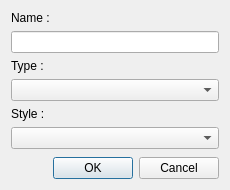
Before: the Qt Designer form src/seteditdialog.ui in mistic100/UMWP-Autochanger, drawn with Qt 5.
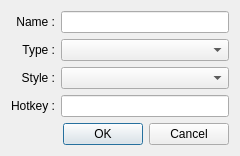
After: the same form once the commit is applied. Custom widgets are drawn as their Qt base class.

Diff of the .ui file:
```diff
--- a/src/seteditdialog.ui
+++ b/src/seteditdialog.ui
@@ -9,45 +9,34 @@
    <rect>
     <x>0</x>
     <y>0</y>
-    <width>230</width>
-    <height>190</height>
+    <width>240</width>
+    <height>151</height>
    </rect>
   </property>
   <property name="windowTitle">
    <string>Properties</string>
   </property>
-  <layout class="QVBoxLayout" name="horizontalLayout">
-   <item>
-    <widget class="QLabel" name="label_1">
-     <property name="text">
-      <string>Name :</string>
-     </property>
-    </widget>
-   </item>
-   <item>
+  <layout class="QGridLayout" name="gridLayout">
+   <item row="1" column="1">
     <widget class="QLineEdit" name="m_poNameInput"/>
    </item>
-   <item>
-    <widget class="QLabel" name="label_2">
-     <property name="text">
-      <string>Type :</string>
-     </property>
-    </widget>
-   </item>
-   <item>
+   <item row="3" column="1">
     <widget class="QComboBox" name="m_poTypeSelect"/>
    </item>
-   <item>
-    <widget class="QLabel" name="label_3">
-     <property name="text">
-      <string>Style :</string>
+   <item row="8" column="1">
+    <widget class="QDialogButtonBox" name="buttonBox">
+     <property name="orientation">
+      <enum>Qt::Horizontal</enum>
+     </property>
+     <property name="standardButtons">
+      <set>QDialogButtonBox::Cancel|QDialogButtonBox::Ok</set>
      </property>
     </widget>
    </item>
-   <item>
+   <item row="5" column="1">
     <widget class="QComboBox" name="m_poStyleSelect"/>
    </item>
-   <item>
+   <item row="7" column="1">
     <spacer name="verticalSpacer">
      <property name="orientation">
       <enum>Qt::Vertical</enum>
@@ -60,18 +49,58 @@
      </property>
     </spacer>
    </item>
-   <item>
-    <widget class="QDialogButtonBox" name="buttonBox">
-     <property name="orientation">
-      <enum>Qt::Horizontal</enum>
+   <item row="3" column="0">
+    <widget class="QLabel" name="label_2">
+     <property name="text">
+      <string>Type :</string>
      </property>
-     <property name="standardButtons">
-      <set>QDialogButtonBox::Cancel|QDialogButtonBox::Ok</set>
+     <property name="alignment">
+      <set>Qt::AlignRight|Qt::AlignTrailing|Qt::AlignVCenter</set>
+     </property>
+    </widget>
+   </item>
+   <item row="5" column="0">
+    <widget class="QLabel" name="label_3">
+     <property name="text">
+      <string>Style :</string>
+     </property>
+     <property name="alignment">
+      <set>Qt::AlignRight|Qt::AlignTrailing|Qt::AlignVCenter</set>
+     </property>
+    </widget>
+   </item>
+   <item row="1" column="0">
+    <widget class="QLabel" name="label_1">
+     <property name="text">
+      <string>Name :</string>
+     </property>
+     <property name="alignment">
+      <set>Qt::AlignRight|Qt::AlignTrailing|Qt::AlignVCenter</set>
+     </property>
+    </widget>
+   </item>
+   <item row="6" column="1">
+    <widget class="QLineEditHotkey" name="m_poHotkeyInput"/>
+   </item>
+   <item row="6" column="0">
+    <widget class="QLabel" name="label_4">
+     <property name="text">
+      <string>Hotkey :</string>
+     </property>
+     <property name="alignment">
+      <set>Qt::AlignRight|Qt::AlignTrailing|Qt::AlignVCenter</set>
      </property>
     </widget>
    </item>
   </layout>
  </widget>
+ <customwidgets>
+  <customwidget>
+   <class>QLineEditHotkey</class>
+   <extends>QLineEdit</extends>
+   <header>qlineedithotkey.h</header>
+  </customwidget>
+ </customwidgets>
  <resources/>
  <connections>
   <connection>
```
